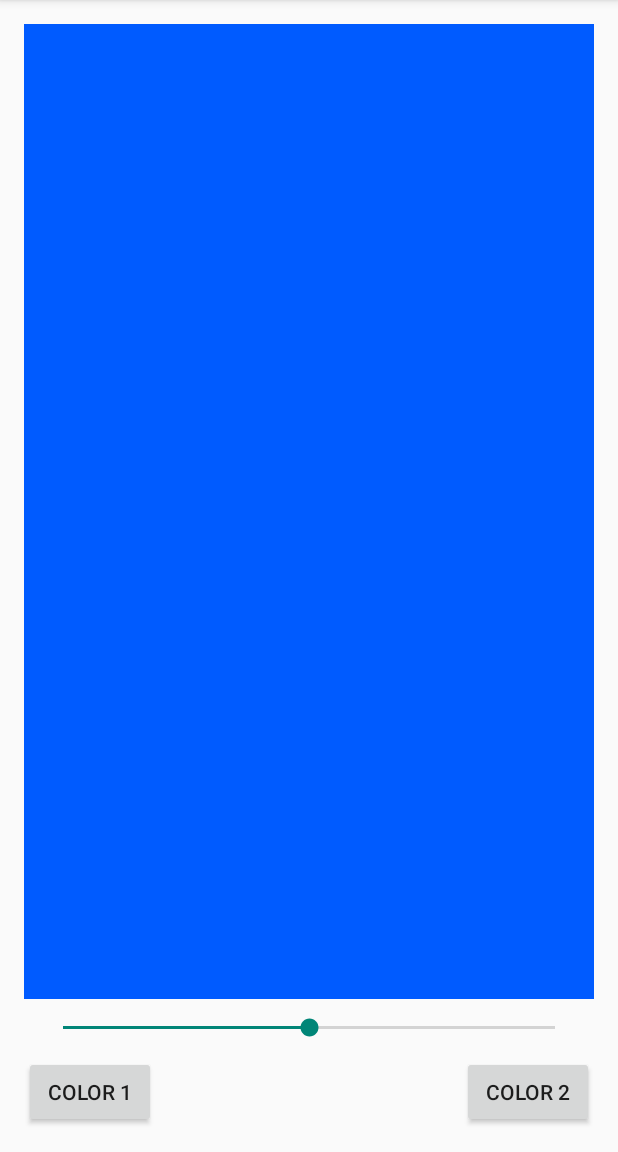
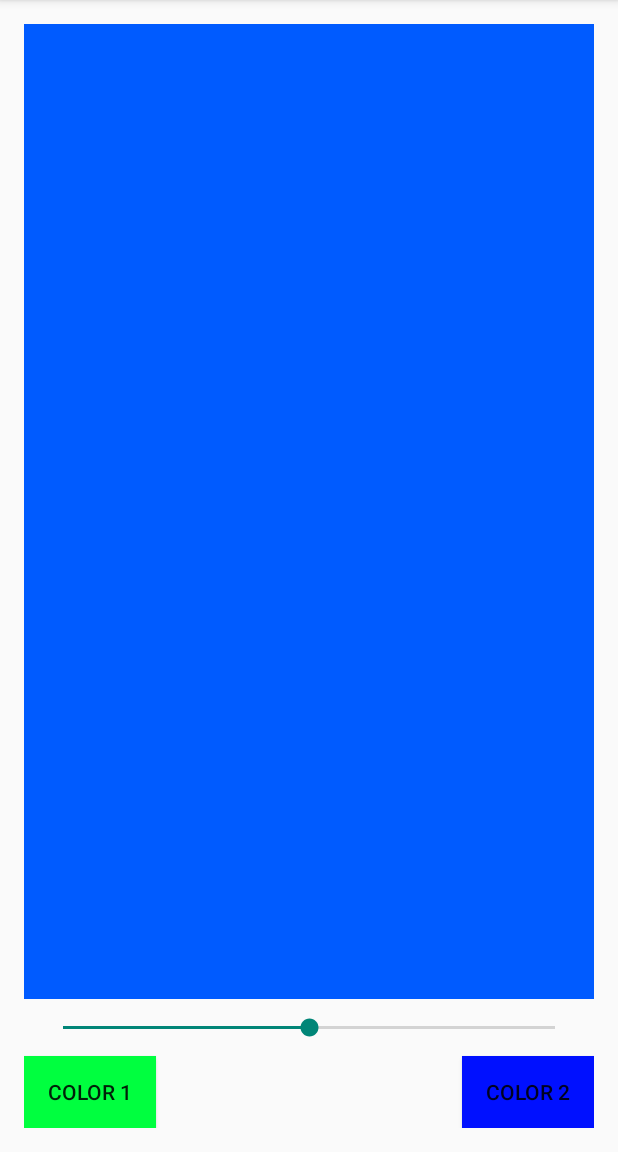
Before and after one commit to KyleFrisbie/ColorBlender, an Android app: the screen it shows after launch (HomeActivity), on a phone screen of 412 x 824 dp, the part 84-1236 px from its top. Run offline under Robolectric (Android 15) with nearby library versions, the phone set to English and light mode, and no system bars.

Commit message:
Should be working, besides slider

```diff
--- a/app/src/main/java/kylefrisbee/com/colorblender/HomeActivity.java
+++ b/app/src/main/java/kylefrisbee/com/colorblender/HomeActivity.java
@@ -14,6 +14,9 @@ import android.widget.Button;
 import android.widget.RelativeLayout;
 import android.widget.SeekBar;
 
+/**
+ * The main activity that will be used. It contains the widgets, and will call a fragment when settings is selected from the menu
+ */
 public class HomeActivity extends AppCompatActivity {
     private ActionBar mActionBar;
     private Button mColor1;
@@ -78,7 +81,6 @@ public class HomeActivity extends AppCompatActivity {
         Intent i = new Intent(Intent.ACTION_RUN);
         i.setComponent(new ComponentName("com.kylefrisbie.colorpicker.app", "MainActivity.java"));
         startActivityForResult(i, RESULT_OK);
-
     }
 
     @Override
--- a/app/src/main/res/layout/activity_home.xml
+++ b/app/src/main/res/layout/activity_home.xml
@@ -20,7 +20,8 @@
         android:id="@+id/color1_button"
         android:layout_alignParentBottom="true"
         android:layout_alignParentLeft="true"
-        android:layout_alignParentStart="true" />
+        android:layout_alignParentStart="true"
+        android:background="#00ff3f" />
 
     <Button
         android:layout_width="wrap_content"
@@ -29,7 +30,8 @@
         android:id="@+id/color2_button"
         android:layout_alignParentBottom="true"
         android:layout_alignParentRight="true"
-        android:layout_alignParentEnd="true" />
+        android:layout_alignParentEnd="true"
+        android:background="#0010ff" />
 
     <SeekBar
         android:id="@+id/seekBar"
```
